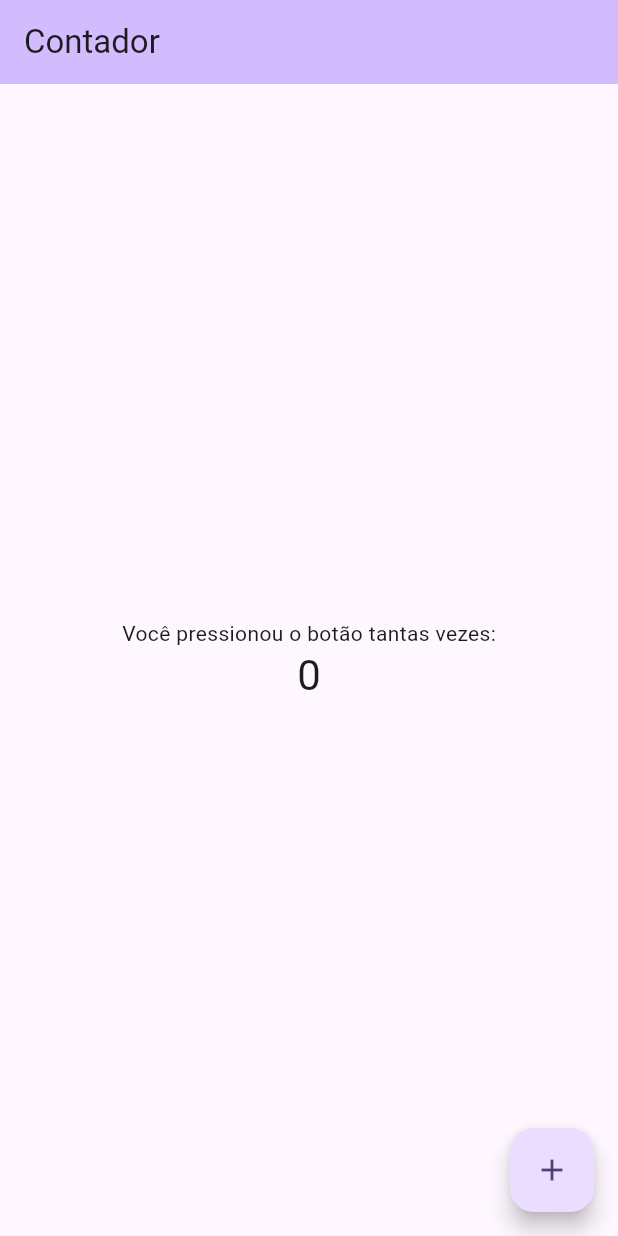
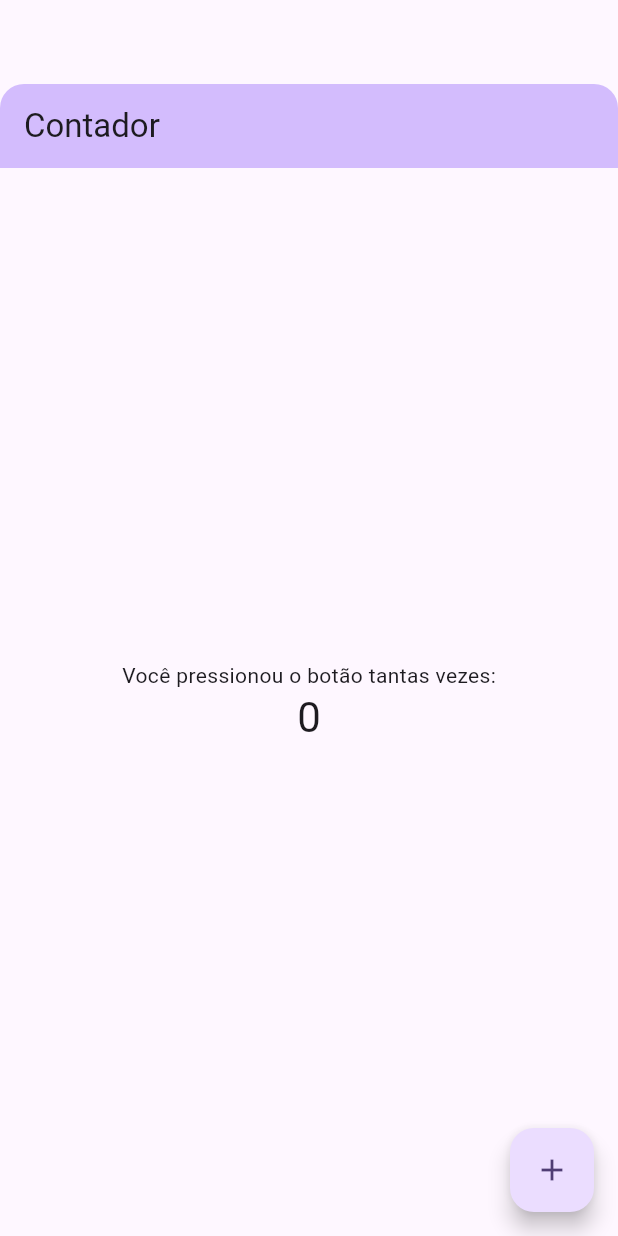
Before and after one commit to FabianoSouzaPereira/voluntiersapp, a Flutter app: the screen it shows after launch, on a phone screen of 412 x 824 dp. Run offline on Flutter 3.47's test engine with Material 2 defaults, Android fonts, the phone set to English and light mode, and no system bars; our stand-ins replace flutter_bloc, get_it.

Commit message:
add HomeTopBar and HomeContent

```diff
--- a/lib/ui/home/home_cubit.dart
+++ b/lib/ui/home/home_cubit.dart
@@ -11,8 +11,6 @@ class HomeCubit extends Cubit<HomeState> {
     if (currentState is HomeStateUpdated) {
       final newCounter = currentState.counter + 1;
 
-      print('incremente state = $newCounter');
-
       emit(HomeStateUpdated(newCounter));
     } else if (currentState is HomeInitial) {
       emit(HomeStateUpdated(1));
--- a/lib/ui/home/home_page.dart
+++ b/lib/ui/home/home_page.dart
@@ -3,6 +3,8 @@ import 'package:flutter_bloc/flutter_bloc.dart';
 import 'package:get_it/get_it.dart';
 import 'package:voluntiersapp/ui/home/home_cubit.dart';
 import 'package:voluntiersapp/ui/home/home_page_state.dart';
+import 'package:voluntiersapp/ui/home/widgets/home_content.dart';
+import 'package:voluntiersapp/ui/home/widgets/home_topbar.dart';
 
 class HomePage extends StatelessWidget {
   final String title;
@@ -11,46 +13,19 @@ class HomePage extends StatelessWidget {
 
   @override
   Widget build(BuildContext context) {
-    var cubit = GetIt.instance.get<HomeCubit>();
+    var viewPaddingTop = MediaQuery.of(context).viewPadding.top;
 
-    return BlocProvider<HomeCubit>(
-      create: (_) => cubit,
-      child: Scaffold(
-        appBar: AppBar(
-          backgroundColor: Theme.of(context).colorScheme.inversePrimary,
-          title: const Text('Contador'),
-        ),
-        body: Center(
-          child: Column(
-            mainAxisAlignment: MainAxisAlignment.center,
-            children: <Widget>[
-              const Text(
-                'Você pressionou o botão tantas vezes:',
-              ),
-              BlocBuilder<HomeCubit, HomeState>(
-                builder: (context, state) {
-                  if (state is HomeStateUpdated) {
-                    return Text(
-                      state.counter.toString(),
-                      style: Theme.of(context).textTheme.headlineMedium,
-                    );
-                  }
-                  return Text(
-                    '0',
-                    style: Theme.of(context).textTheme.headlineMedium,
-                  );
-                },
-              ),
-            ],
+    return Container(
+      color: Theme.of(context).colorScheme.background,
+      child: Column(
+        children: [
+          SizedBox(
+            height: viewPaddingTop,
           ),
-        ),
-        floatingActionButton: FloatingActionButton(
-          onPressed: () {
-            cubit.incrementCounter();
-          },
-          tooltip: 'Incrementar',
-          child: const Icon(Icons.add),
-        ),
+          const HomeTopBar(),
+          const SizedBox(height: 16),
+          HomeContent(),
+        ],
       ),
     );
   }
--- /dev/null
+++ b/lib/ui/home/widgets/home_content.dart
@@ -0,0 +1,63 @@
+import 'package:flutter/material.dart';
+import 'package:flutter_bloc/flutter_bloc.dart';
+import 'package:get_it/get_it.dart';
+import 'package:voluntiersapp/ui/home/home_cubit.dart';
+import 'package:voluntiersapp/ui/home/home_page_state.dart';
+
+class HomeContent extends StatelessWidget {
+  HomeContent({super.key});
+
+  final cubit = GetIt.instance.get<HomeCubit>();
+
+  @override
+  Widget build(BuildContext context) {
+    return BlocProvider<HomeCubit>(
+      create: (_) => cubit,
+      child: Expanded(
+        child: ClipRRect(
+          borderRadius: const BorderRadius.only(
+            topLeft: Radius.circular(16),
+            topRight: Radius.circular(16),
+          ),
+          child: Scaffold(
+            appBar: AppBar(
+              backgroundColor: Theme.of(context).colorScheme.inversePrimary,
+              title: const Text('Contador'),
+            ),
+            body: Center(
+              child: Column(
+                mainAxisAlignment: MainAxisAlignment.center,
+                children: <Widget>[
+                  const Text(
+                    'Você pressionou o botão tantas vezes:',
+                  ),
+                  BlocBuilder<HomeCubit, HomeState>(
+                    builder: (context, state) {
+                      if (state is HomeStateUpdated) {
+                        return Text(
+                          state.counter.toString(),
+                          style: Theme.of(context).textTheme.headlineMedium,
+                        );
+                      }
+                      return Text(
+                        '0',
+                        style: Theme.of(context).textTheme.headlineMedium,
+                      );
+                    },
+                  ),
+                ],
+              ),
+            ),
+            floatingActionButton: FloatingActionButton(
+              onPressed: () {
+                cubit.incrementCounter();
+              },
+              tooltip: 'Incrementar',
+              child: const Icon(Icons.add),
+            ),
+          ),
+        ),
+      ),
+    );
+  }
+}
--- /dev/null
+++ b/lib/ui/home/widgets/home_topbar.dart
@@ -0,0 +1,27 @@
+import 'package:flutter/material.dart';
+
+class HomeTopBar extends StatelessWidget {
+  const HomeTopBar({super.key});
+
+  @override
+  Widget build(BuildContext context) {
+    return Padding(
+      padding: const EdgeInsets.fromLTRB(16, 8, 16, 0),
+      child: Row(
+        mainAxisAlignment: MainAxisAlignment.spaceBetween,
+        children: [
+          SizedBox(child: Container()),
+          GestureDetector(
+            onTap: () {
+              Scaffold.of(context).openEndDrawer();
+            },
+            child: SizedBox(
+              height: 32,
+              child: Container(),
+            ),
+          ),
+        ],
+      ),
+    );
+  }
+}
```
